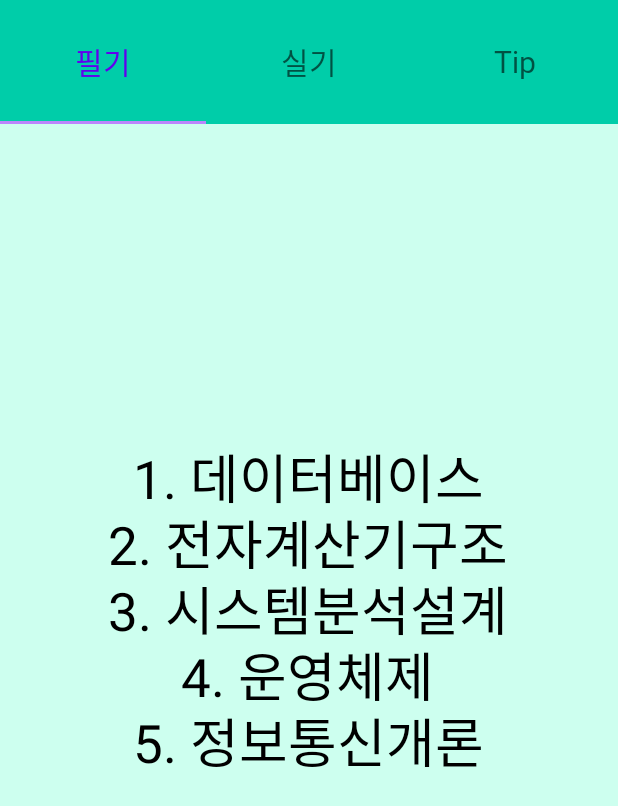
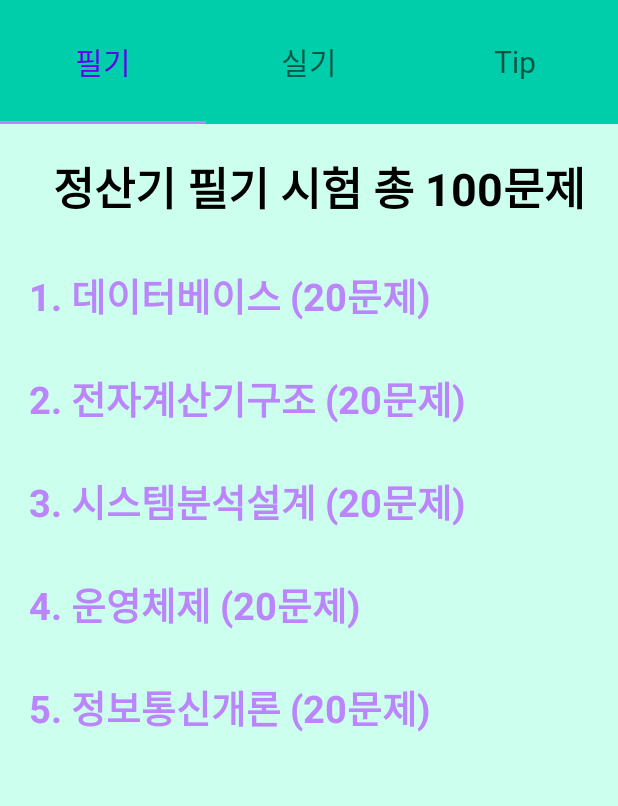
Before and after one commit to dltmddyd321/Certification_Guide, an Android app: the screen it shows after launch (HowToStudy), after a tap on an icon or button, on a phone screen of 412 x 824 dp. Shown: the top 806 px of the screen. Run offline under Robolectric (Android 15) with nearby library versions, the phone set to English and light mode, and no system bars.

Commit message:
2021_08_11
1. Database 추가
2. AlertDialog 수정
3. Design Making End

```diff
--- a/cert/app/src/main/java/com/example/cert/HowToStudy.kt
+++ b/cert/app/src/main/java/com/example/cert/HowToStudy.kt
@@ -19,7 +19,5 @@ class HowToStudy : AppCompatActivity() {
         adapter.addFragment(Tip(), "Tip")
         after_login_viewpager.adapter = adapter
         after_login_tablayout.setupWithViewPager(after_login_viewpager)
-
-
     }
 }
--- a/cert/app/src/main/java/com/example/cert/TestPagerAdapter.kt
+++ b/cert/app/src/main/java/com/example/cert/TestPagerAdapter.kt
@@ -61,6 +61,7 @@ class TestPagerAdapter (
                     val radioButton: RadioButton = itemView.findViewById(radioGroup.checkedRadioButtonId)
                         if (dap.text.toString().equals(radioButton.text.toString())) {
                             androidx.appcompat.app.AlertDialog.Builder(itemView.context)
+                                .setIcon(R.drawable.ic_done)
                                 .setTitle("정답")
                                 .setMessage("정답입니다!!")
                                 .setPositiveButton("확인",null)
@@ -68,6 +69,7 @@ class TestPagerAdapter (
                                 .show()
                         } else {
                             androidx.appcompat.app.AlertDialog.Builder(itemView.context)
+                                .setIcon(R.drawable.ic_baseline_clear_24)
                                 .setTitle("오답")
                                 .setMessage("오답입니다!!")
                                 .setPositiveButton("확인",null)
@@ -78,8 +80,6 @@ class TestPagerAdapter (
                         Toast.makeText(itemView.context, "정답을 선택해 주세요!!", Toast.LENGTH_SHORT).show()
                 }
             }
-
         }
-
     }
 }
--- /dev/null
+++ b/cert/app/src/main/res/drawable/ic_baseline_clear_24.xml
@@ -0,0 +1,5 @@
+<vector android:height="24dp" android:tint="#FF0000"
+    android:viewportHeight="24" android:viewportWidth="24"
+    android:width="24dp" xmlns:android="http://schemas.android.com/apk/res/android">
+    <path android:fillColor="@android:color/white" android:pathData="M19,6.41L17.59,5 12,10.59 6.41,5 5,6.41 10.59,12 5,17.59 6.41,19 12,13.41 17.59,19 19,17.59 13.41,12z"/>
+</vector>
--- /dev/null
+++ b/cert/app/src/main/res/drawable/ic_done.xml
@@ -0,0 +1,5 @@
+<vector android:height="24dp" android:tint="#00FF00"
+    android:viewportHeight="24" android:viewportWidth="24"
+    android:width="24dp" xmlns:android="http://schemas.android.com/apk/res/android">
+    <path android:fillColor="@android:color/white" android:pathData="M9,16.2L4.8,12l-1.4,1.4L9,19 21,7l-1.4,-1.4L9,16.2z"/>
+</vector>
--- a/cert/app/src/main/res/layout/written.xml
+++ b/cert/app/src/main/res/layout/written.xml
@@ -7,68 +7,83 @@
     xmlns:app="http://schemas.android.com/apk/res-auto">
 
     <TextView
+        android:id="@+id/writtenInfo"
         android:layout_width="wrap_content"
         android:layout_height="wrap_content"
-        android:layout_marginBottom="480dp"
-        android:text="1. 데이터베이스"
+        android:layout_marginLeft="20dp"
+        android:layout_marginTop="30dp"
+        android:text="정산기 필기 시험 총 100문제 "
         android:textColor="@color/black"
-        android:textSize="35dp"
-        app:layout_constraintBottom_toBottomOf="parent"
-        app:layout_constraintEnd_toEndOf="parent"
-        app:layout_constraintHorizontal_bias="0.497"
-        app:layout_constraintStart_toStartOf="parent" />
+        android:textSize="30dp"
+        android:textStyle="bold"
+        app:layout_constraintLeft_toLeftOf="parent"
+        app:layout_constraintRight_toRightOf="parent"
+        app:layout_constraintTop_toTopOf="parent" />
 
     <TextView
+        android:id="@+id/subject1"
         android:layout_width="wrap_content"
         android:layout_height="wrap_content"
-        android:layout_marginBottom="304dp"
-        android:paddingTop="15dp"
-        android:text="5. 정보통신개론"
-        android:textColor="@color/black"
-        android:textSize="35dp"
-        app:layout_constraintBottom_toBottomOf="parent"
-        app:layout_constraintEnd_toEndOf="parent"
-        app:layout_constraintHorizontal_bias="0.497"
-        app:layout_constraintStart_toStartOf="parent" />
+        android:layout_marginLeft="20dp"
+        android:layout_marginTop="30dp"
+        android:text="1. 데이터베이스 (20문제)"
+        android:textColor="@color/purple_200"
+        android:textSize="25dp"
+        android:textStyle="bold"
+        app:layout_constraintLeft_toLeftOf="parent"
+        app:layout_constraintTop_toBottomOf="@id/writtenInfo" />
 
     <TextView
+        android:id="@+id/subject2"
         android:layout_width="wrap_content"
         android:layout_height="wrap_content"
-        android:layout_marginBottom="348dp"
-        android:text="4. 운영체제"
-        android:paddingTop="15dp"
-        android:textColor="@color/black"
-        android:textSize="35dp"
-        app:layout_constraintBottom_toBottomOf="parent"
-        app:layout_constraintEnd_toEndOf="parent"
-        app:layout_constraintHorizontal_bias="0.497"
-        app:layout_constraintStart_toStartOf="parent" />
+        android:layout_marginLeft="20dp"
+        android:layout_marginTop="30dp"
+        android:text="2. 전자계산기구조 (20문제)"
+        android:textColor="@color/purple_200"
+        android:textSize="25dp"
+        android:textStyle="bold"
+        app:layout_constraintLeft_toLeftOf="parent"
+        app:layout_constraintTop_toBottomOf="@id/subject1" />
 
     <TextView
+        android:id="@+id/subject3"
         android:layout_width="wrap_content"
         android:layout_height="wrap_content"
-        android:layout_marginBottom="436dp"
-        android:text="2. 전자계산기구조"
-        android:paddingTop="15dp"
-        android:textColor="@color/black"
-        android:textSize="35dp"
-        app:layout_constraintBottom_toBottomOf="parent"
-        app:layout_constraintEnd_toEndOf="parent"
-        app:layout_constraintHorizontal_bias="0.497"
-        app:layout_constraintStart_toStartOf="parent" />
+        android:layout_marginLeft="20dp"
+        android:layout_marginTop="30dp"
+        android:text="3. 시스템분석설계 (20문제)"
+        android:textColor="@color/purple_200"
+        android:textSize="25dp"
+        android:textStyle="bold"
+        app:layout_constraintLeft_toLeftOf="parent"
+        app:layout_constraintTop_toBottomOf="@id/subject2" />
 
     <TextView
+        android:id="@+id/subject4"
         android:layout_width="wrap_content"
         android:layout_height="wrap_content"
-        android:layout_marginBottom="392dp"
-        android:text="3. 시스템분석설계"
-        android:textColor="@color/black"
-        android:paddingTop="15dp"
-        android:textSize="35dp"
-        app:layout_constraintBottom_toBottomOf="parent"
-        app:layout_constraintEnd_toEndOf="parent"
-        app:layout_constraintHorizontal_bias="0.497"
-        app:layout_constraintStart_toStartOf="parent" />
+        android:layout_marginLeft="20dp"
+        android:layout_marginTop="30dp"
+        android:text="4. 운영체제 (20문제)"
+        android:textColor="@color/purple_200"
+        android:textSize="25dp"
+        android:textStyle="bold"
+        app:layout_constraintLeft_toLeftOf="parent"
+        app:layout_constraintTop_toBottomOf="@id/subject3" />
+
+    <TextView
+        android:id="@+id/subject5"
+        android:layout_width="wrap_content"
+        android:layout_height="wrap_content"
+        android:layout_marginLeft="20dp"
+        android:layout_marginTop="30dp"
+        android:text="5. 정보통신개론 (20문제)"
+        android:textColor="@color/purple_200"
+        android:textSize="25dp"
+        android:textStyle="bold"
+        app:layout_constraintLeft_toLeftOf="parent"
+        app:layout_constraintTop_toBottomOf="@id/subject4" />
 
 
 </androidx.constraintlayout.widget.ConstraintLayout>
--- a/cert/build.gradle
+++ b/cert/build.gradle
@@ -6,7 +6,7 @@ buildscript {
         jcenter()
     }
     dependencies {
-        classpath 'com.android.tools.build:gradle:4.2.2'
+        classpath 'com.android.tools.build:gradle:7.0.0'
         classpath "org.jetbrains.kotlin:kotlin-gradle-plugin:$kotlin_version"
         classpath 'com.google.gms:google-services:4.3.8'
 
```
Also changed, not shown: cert/app/src/main/java/com/example/cert/MainActivity.kt (+12 -0 lines), cert/app/src/main/java/com/example/cert/StartTest.kt (+0 -8 lines), cert/app/src/main/java/com/example/cert/WrittenTest.kt (+9 -5 lines), cert/app/src/main/res/layout/item_test.xml (+20 -11 lines), cert/app/src/main/res/layout/item_word.xml (+7 -2 lines), cert/app/src/main/res/layout/item_word_memory.xml (+6 -1 lines), cert/app/src/main/res/layout/item_word_test.xml (+11 -8 lines), cert/app/src/main/res/layout/practical.xml (+59 -44 lines), cert/app/src/main/res/layout/study_filter.xml (+40 -9 lines), cert/app/src/main/res/layout/test_info.xml (+16 -32 lines), cert/app/src/main/res/layout/usecerti.xml (+17 -34 lines), cert/gradle/wrapper/gradle-wrapper.properties, 2 other files.
